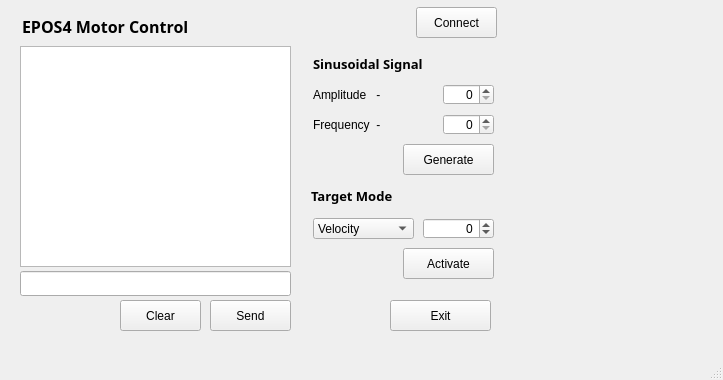
Old version of the form tcpclient.ui in the repository shkwon98/EPOS4-SOEM-Gui.
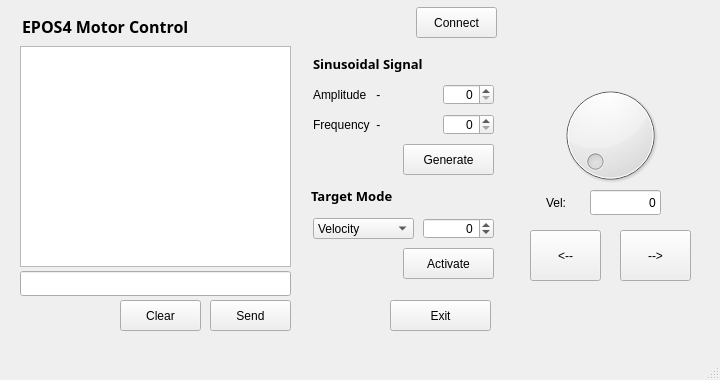
New version of the form.

Commit message: add dial control

```diff
--- a/tcpclient.ui
+++ b/tcpclient.ui
@@ -6,7 +6,7 @@
    <rect>
     <x>0</x>
     <y>0</y>
-    <width>723</width>
+    <width>720</width>
     <height>380</height>
    </rect>
   </property>
@@ -287,6 +287,86 @@
      <number>0</number>
     </property>
    </widget>
+   <widget class="QPushButton" name="ccwButton">
+    <property name="geometry">
+     <rect>
+      <x>530</x>
+      <y>230</y>
+      <width>71</width>
+      <height>51</height>
+     </rect>
+    </property>
+    <property name="text">
+     <string>&lt;--</string>
+    </property>
+   </widget>
+   <widget class="QPushButton" name="cwButton">
+    <property name="geometry">
+     <rect>
+      <x>620</x>
+      <y>230</y>
+      <width>71</width>
+      <height>51</height>
+     </rect>
+    </property>
+    <property name="text">
+     <string>--&gt;</string>
+    </property>
+   </widget>
+   <widget class="QDial" name="dial">
+    <property name="geometry">
+     <rect>
+      <x>550</x>
+      <y>80</y>
+      <width>121</width>
+      <height>111</height>
+     </rect>
+    </property>
+    <property name="minimum">
+     <number>0</number>
+    </property>
+    <property name="maximum">
+     <number>20000</number>
+    </property>
+    <property name="singleStep">
+     <number>1000</number>
+    </property>
+    <property name="pageStep">
+     <number>2000</number>
+    </property>
+   </widget>
+   <widget class="QLineEdit" name="velocity">
+    <property name="geometry">
+     <rect>
+      <x>590</x>
+      <y>190</y>
+      <width>71</width>
+      <height>25</height>
+     </rect>
+    </property>
+    <property name="text">
+     <string>0</string>
+    </property>
+    <property name="alignment">
+     <set>Qt::AlignRight|Qt::AlignTrailing|Qt::AlignVCenter</set>
+    </property>
+    <property name="readOnly">
+     <bool>true</bool>
+    </property>
+   </widget>
+   <widget class="QLabel" name="label_6">
+    <property name="geometry">
+     <rect>
+      <x>546</x>
+      <y>192</y>
+      <width>41</width>
+      <height>21</height>
+     </rect>
+    </property>
+    <property name="text">
+     <string>Vel:</string>
+    </property>
+   </widget>
   </widget>
   <widget class="QMenuBar" name="menubar">
    <property name="geometry">
```
Left out of the diff: 10 changed lines with no effect on the pictures. The commit also changes 2 other files.
